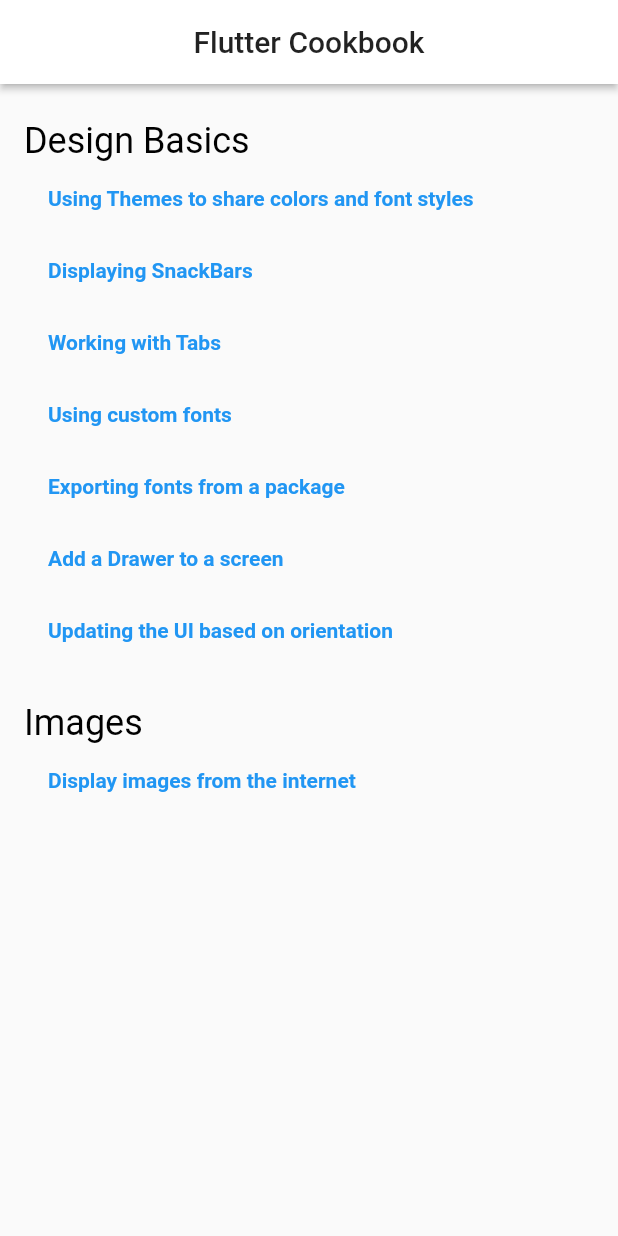
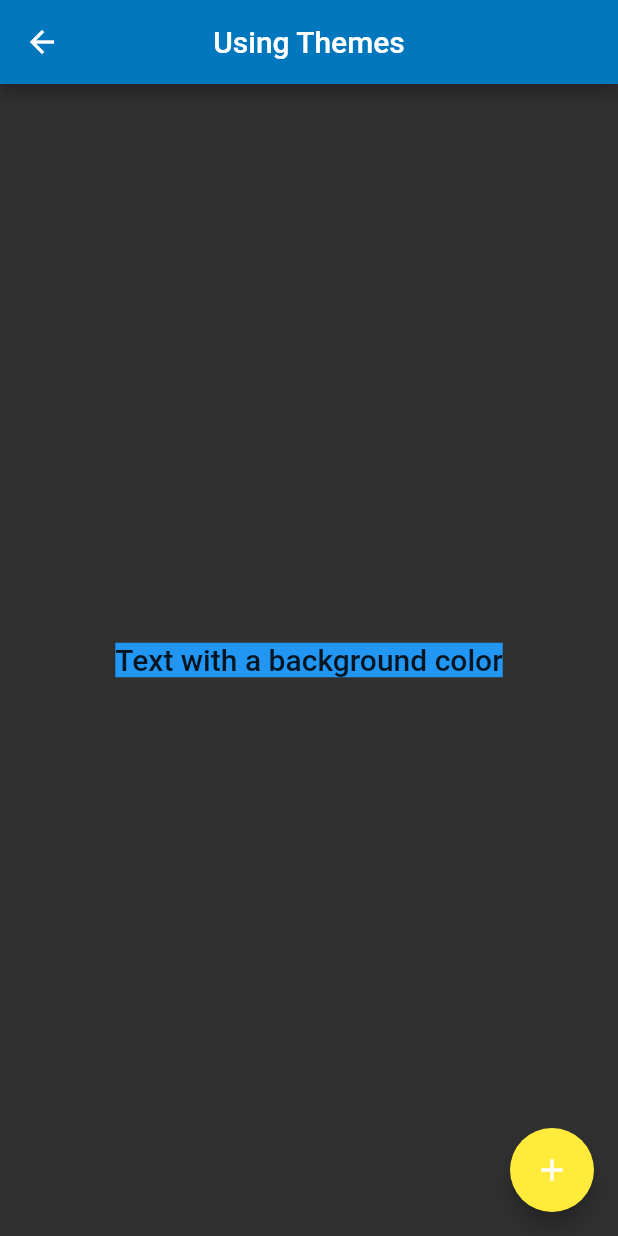
Before and after one commit to gurleensethi/flutter_cookbook, a Flutter app: the screen it shows after launch, after a tap on "Using Themes to share colors and font st", on a phone screen of 412 x 824 dp. Run offline on Flutter 3.47's test engine with Material 2 defaults, Android fonts, the phone set to English and light mode, and no system bars.

Commit message:
Add Using Themes

```diff
--- /dev/null
+++ b/lib/common/PrimaryAppBar.dart
@@ -0,0 +1,8 @@
+import 'package:flutter/material.dart';
+
+AppBar primaryAppBar({String title}) {
+  return AppBar(
+    title: Text(title),
+    centerTitle: true,
+  );
+}
--- /dev/null
+++ b/lib/design_basics/using_themes/using_themes.dart
@@ -0,0 +1,41 @@
+import 'package:flutter/material.dart';
+import 'package:flutter_cookbook/common/PrimaryAppBar.dart';
+import 'package:flutter_cookbook/design_basics/using_themes/using_themes_code.dart'
+    as Code;
+
+class UsingThemesPage extends StatefulWidget {
+  @override
+  State<StatefulWidget> createState() => UsingThemesPageState();
+}
+
+class UsingThemesPageState extends State<UsingThemesPage> {
+  @override
+  Widget build(BuildContext context) {
+    return Theme(
+      data: ThemeData(
+        brightness: Brightness.dark,
+        primaryColor: Colors.lightBlue[800],
+        accentColor: Colors.cyan[600],
+      ),
+      child: Scaffold(
+        appBar: primaryAppBar(title: "Using Themes"),
+        body: Center(
+          child: Container(
+            color: Theme.of(context).accentColor,
+            child: Text(
+              'Text with a background color',
+              style: Theme.of(context).textTheme.title,
+            ),
+          ),
+        ),
+        floatingActionButton: Theme(
+          data: Theme.of(context).copyWith(accentColor: Colors.yellow),
+          child: FloatingActionButton(
+            onPressed: null,
+            child: Icon(Icons.add),
+          ),
+        ),
+      ),
+    );
+  }
+}
--- a/lib/main.dart
+++ b/lib/main.dart
@@ -1,4 +1,5 @@
 import 'package:flutter/material.dart';
+import 'package:flutter_cookbook/design_basics/using_themes/using_themes.dart';
 import 'package:flutter_cookbook/home.dart';
 
 void main() => runApp(new MyApp());
@@ -15,7 +16,9 @@ class MyApp extends StatelessWidget {
       home: HomePage(),
       debugShowCheckedModeBanner: false,
       routes: {
-
+        "/usingThemes": (context) {
+          return UsingThemesPage();
+        },
       },
     );
   }
--- a/lib/main_list.dart
+++ b/lib/main_list.dart
@@ -37,11 +37,15 @@ class MainList extends StatelessWidget {
   // Return the list of sub-items
   _getSubItemList(List<Map<String, String>> items) {
     return ListView.builder(
+      primary: false,
       shrinkWrap: true,
       itemBuilder: (context, index) {
         final item = items[index];
         return InkWell(
-          onTap: () {},
+          onTap: () {
+            Navigator.of(context)
+                .pushNamed(item["route"]);
+          },
           child: Container(
             padding: EdgeInsets.all(16.0),
             child: Text(
--- a/pubspec.yaml
+++ b/pubspec.yaml
@@ -4,6 +4,7 @@ description: A new Flutter project.
 dependencies:
   flutter:
     sdk: flutter
+  flutter_html_view: "^0.3.1"
 
   # The following adds the Cupertino Icons font to your application.
   # Use with the CupertinoIcons class for iOS style icons.
```
Also changed, not shown: lib/design_basics/using_themes/using_themes_code.dart (added, +15 -0 lines), pubspec.lock, 4 other files.
